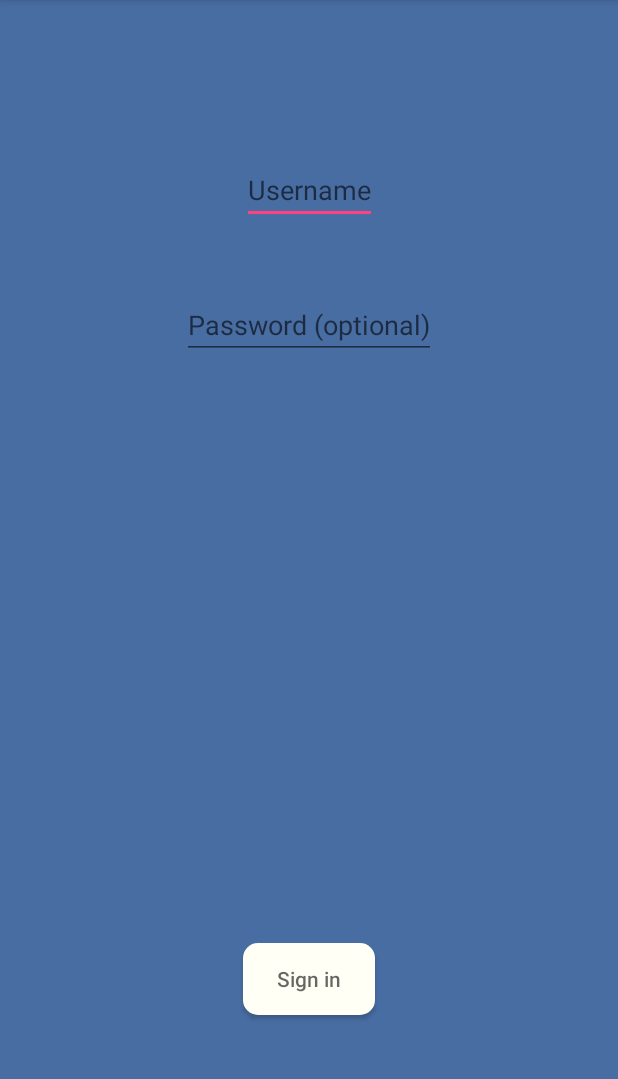
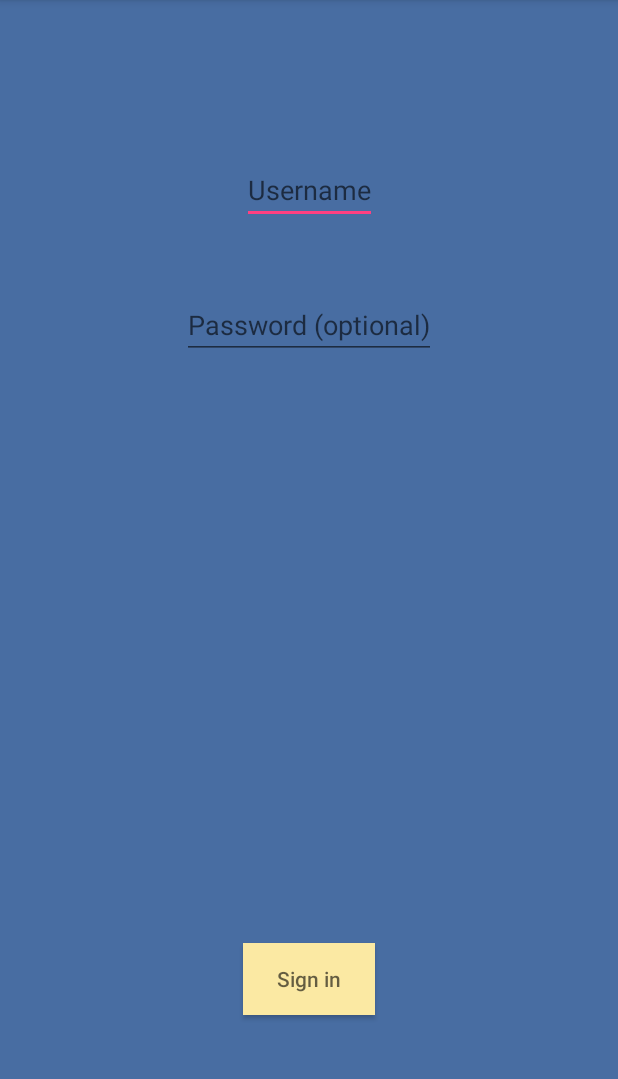
Before and after one commit to CamiloGarciaLaRotta/Group10, an Android app: the Login screen opened directly, with no data from a screen before it, on a phone screen of 412 x 824 dp, the part 84-1163 px from its top. Run offline under Robolectric (Android 15) with nearby library versions, the phone set to English and light mode, and no system bars; 2 statements that could not run were skipped.

Commit message:
wrong background - fixed

```diff
--- a/APP/Mobile/MOBILE/app/src/main/res/layout/activity_login.xml
+++ b/APP/Mobile/MOBILE/app/src/main/res/layout/activity_login.xml
@@ -59,7 +59,7 @@
         android:layout_width="wrap_content"
         android:layout_height="wrap_content"
         android:layout_marginBottom="91dp"
-        android:background="@drawable/descriptionbackground"
+        android:background="@color/buttonBackground"
         android:hint="@string/action_sign_in"
         android:onClick="loginClicked"
         android:textColor="@color/Black"
```
